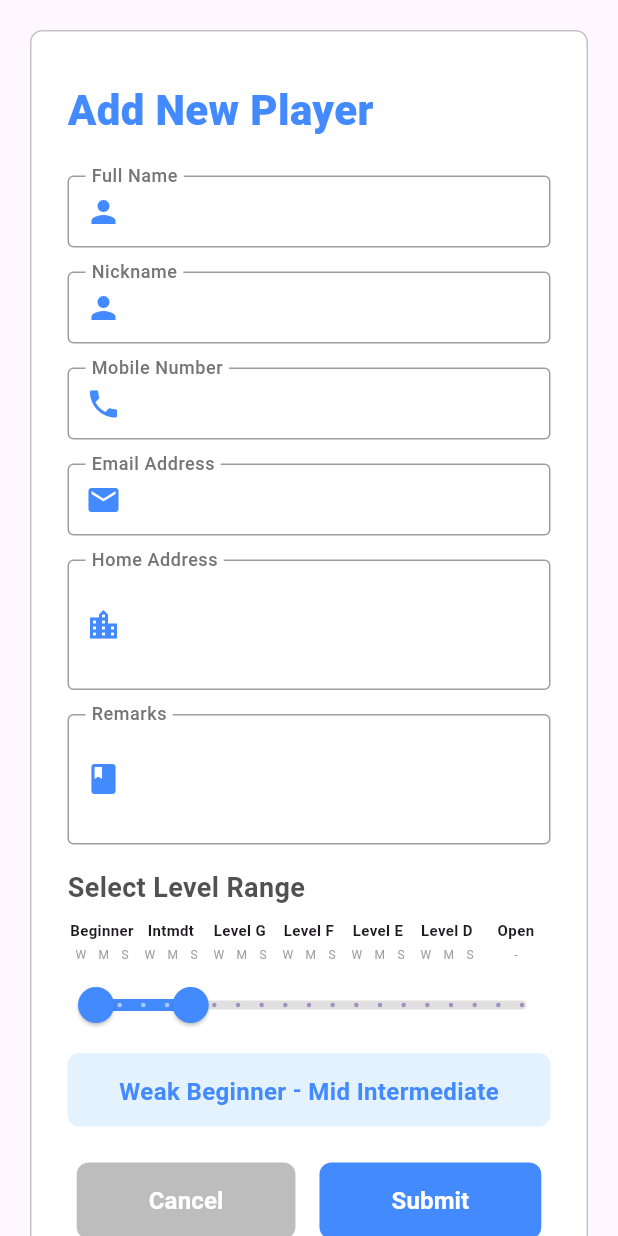
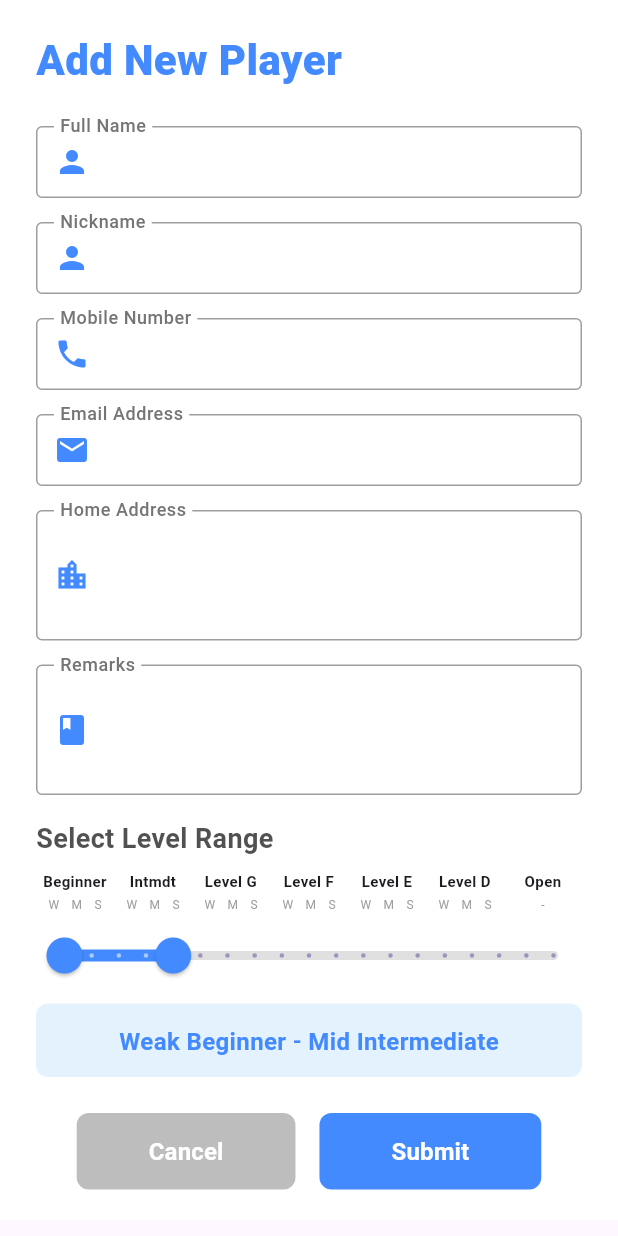
Before and after one commit to Orl-GSD/player_profiles, a Flutter app: the AddPlayerScreen screen opened directly, on a phone screen of 412 x 824 dp. Run offline on Flutter 3.47's test engine with Material 3 defaults, Android fonts, the phone set to English and light mode, and no system bars.

Commit message:
Minor cleanup

```diff
--- a/lib/screens/addplayer_screen.dart
+++ b/lib/screens/addplayer_screen.dart
@@ -2,7 +2,6 @@ import 'package:flutter/material.dart';
 import 'package:player_profiles/model/player.dart';
 import 'package:player_profiles/widgets/input_field.dart';
 import 'package:player_profiles/widgets/level_slider.dart';
-import 'package:player_profiles/screens/playerprofiles_screen.dart';
 
 class AddPlayerScreen extends StatefulWidget {
   const AddPlayerScreen({super.key});
@@ -22,7 +21,6 @@ class _AddPlayerScreenState extends State<AddPlayerScreen> {
   final _addressController = TextEditingController();
   final _remarksController = TextEditingController();
 
-  // Level and Strength (with defaults)
   Level _levelStart = Level.beginner;
   Level _levelEnd = Level.intermediate;
   Strength? _strengthStart = Strength.weak;
@@ -30,6 +28,7 @@ class _AddPlayerScreenState extends State<AddPlayerScreen> {
 
   void _submitForm() {
     if (_formKey.currentState!.validate()) {
+
       // Create new Player
       final newPlayer = Player(
         id: DateTime.now().millisecondsSinceEpoch.toString(),
@@ -47,7 +46,6 @@ class _AddPlayerScreenState extends State<AddPlayerScreen> {
 
       Navigator.pop(context, newPlayer);
 
-      // Clear form fields
       _nameController.clear();
       _nicknameController.clear();
       _contactNumController.clear();
@@ -55,6 +53,8 @@ class _AddPlayerScreenState extends State<AddPlayerScreen> {
       _addressController.clear();
       _remarksController.clear();
 
+
+      // Snackbar for Successful Player Addition
       ScaffoldMessenger.of(context).showSnackBar(
         const SnackBar(
           content: Row(
@@ -77,6 +77,8 @@ class _AddPlayerScreenState extends State<AddPlayerScreen> {
         ),
       );
     } else {
+
+      // Snackbar for Unsuccessful Player Addition --> Errors present
       ScaffoldMessenger.of(context).showSnackBar(
         const SnackBar(
           content: Row(
@@ -103,7 +105,6 @@ class _AddPlayerScreenState extends State<AddPlayerScreen> {
 
   @override
   void dispose() {
-    // Clean up controllers
     _nameController.dispose();
     _nicknameController.dispose();
     _contactNumController.dispose();
@@ -118,22 +119,18 @@ class _AddPlayerScreenState extends State<AddPlayerScreen> {
     return Scaffold(
       body: SafeArea(
         child: SingleChildScrollView(
-          padding: const EdgeInsets.all(20),
+          child: Container(
+           decoration: BoxDecoration(
+            color: Colors.white,
+           ),
             child: Column(
               crossAxisAlignment: CrossAxisAlignment.start,
               children: [
                 Container(
                   width: double.infinity,
-                padding: const EdgeInsets.symmetric(horizontal: 24, vertical: 32),
-                decoration: ShapeDecoration(
+                  padding: const EdgeInsets.symmetric(horizontal: 24, vertical: 20),
+                  decoration: BoxDecoration(
                     color: Colors.white,
-                  shape: RoundedRectangleBorder(
-                    side: const BorderSide(
-                      width: 1,
-                      color: Color.fromARGB(255, 196, 196, 196),
-                    ),
-                    borderRadius: BorderRadius.circular(8),
-                  ),
                   ),
                   child: Form(
                     key: _formKey,
@@ -150,7 +147,7 @@ class _AddPlayerScreenState extends State<AddPlayerScreen> {
                         ),
                         const SizedBox(height: 24),
 
-                      // Full Name
+                        // Name Input Field
                         InputField(
                           controller: _nameController,
                           labelText: 'Full Name',
@@ -158,9 +155,10 @@ class _AddPlayerScreenState extends State<AddPlayerScreen> {
                           validator: (value) =>
                               value == null || value.trim().isEmpty ? 'Full name is required' : null,
                         ),
+
                         const SizedBox(height: 16),
 
-                      // Nickname
+                        // Nickname Input Field
                         InputField(
                           controller: _nicknameController,
                           labelText: 'Nickname',
@@ -168,9 +166,10 @@ class _AddPlayerScreenState extends State<AddPlayerScreen> {
                           validator: (value) =>
                               value == null || value.trim().isEmpty ? 'Nickname is required' : null,
                         ),
+
                         const SizedBox(height: 16),
 
-                      // Mobile Number
+                        // Contact Number Input Field
                         InputField(
                           controller: _contactNumController,
                           labelText: 'Mobile Number',
@@ -186,9 +185,10 @@ class _AddPlayerScreenState extends State<AddPlayerScreen> {
                             return null;
                           },
                         ),
+
                         const SizedBox(height: 16),
 
-                      // Email
+                        // Email Address Input Field
                         InputField(
                           controller: _emailAdController,
                           labelText: 'Email Address',
@@ -206,9 +206,10 @@ class _AddPlayerScreenState extends State<AddPlayerScreen> {
                             return null;
                           },
                         ),
+
                         const SizedBox(height: 16),
 
-                      // Address
+                        // Address Input Field
                         InputField(
                           controller: _addressController,
                           labelText: 'Home Address',
@@ -217,15 +218,17 @@ class _AddPlayerScreenState extends State<AddPlayerScreen> {
                           validator: (value) =>
                               value == null || value.trim().isEmpty ? 'Address is required' : null,
                         ),
+
                         const SizedBox(height: 16),
 
-                      // Remarks
+                        // Remarks Input Field
                         InputField(
                           controller: _remarksController,
                           labelText: 'Remarks',
                           prefixIcon: Icons.book,
                           maxLines: 3,
                         ),
+
                         const SizedBox(height: 16),
 
                         // Level Slider
@@ -260,7 +263,7 @@ class _AddPlayerScreenState extends State<AddPlayerScreen> {
 
                         const SizedBox(height: 24),
 
-                      // Buttons
+                        // Actions (Cancel and Submit Buttons)
                         Row(
                           mainAxisAlignment: MainAxisAlignment.center,
                           children: [
@@ -314,6 +317,8 @@ class _AddPlayerScreenState extends State<AddPlayerScreen> {
                 ),
               ],
             ),
+
+          ),
         ),
       ),
     );
--- a/lib/widgets/input_field.dart
+++ b/lib/widgets/input_field.dart
@@ -1,3 +1,5 @@
+// Reusable Component
+
 import 'package:flutter/material.dart';
 
 class InputField extends StatelessWidget {
--- a/lib/widgets/player_card.dart
+++ b/lib/widgets/player_card.dart
@@ -12,6 +12,8 @@ class PlayerCard extends StatelessWidget {
 
   @override
   Widget build(BuildContext context) {
+
+    // Dismissible Card to Add Swipe Action/s
     return Dismissible(
       key: Key(player.id),
       direction: DismissDirection.endToStart,
```
Also changed, not shown: lib/screens/playerprofiles_screen.dart (+12 -1 lines), lib/screens/updateplayer_screen.dart (+29 -6 lines), lib/widgets/level_slider.dart (+7 -15 lines). Lines whose indentation alone changed are shown as unchanged.
